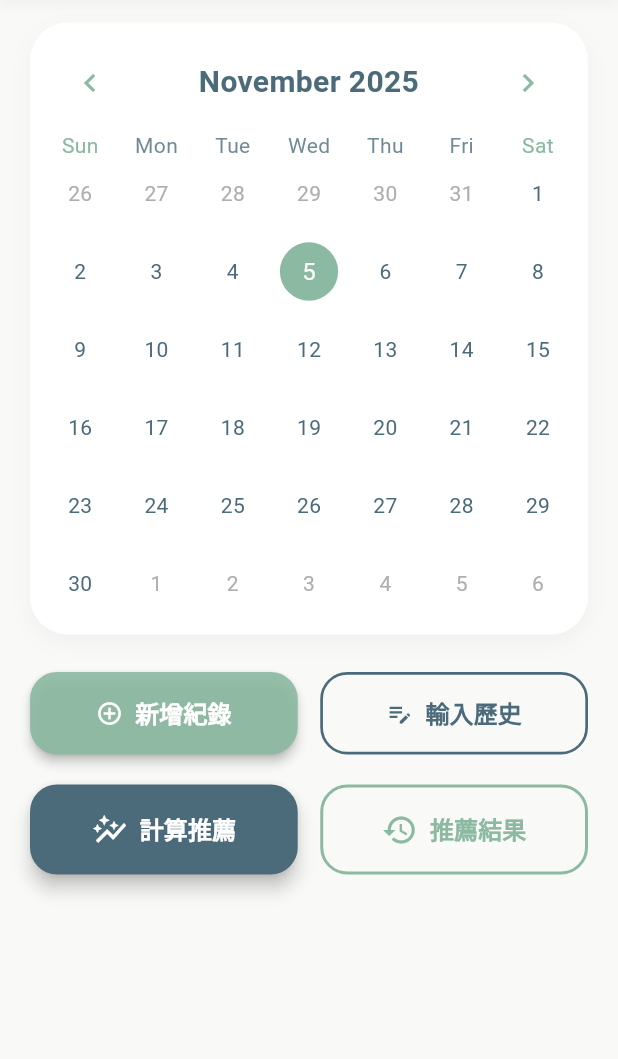
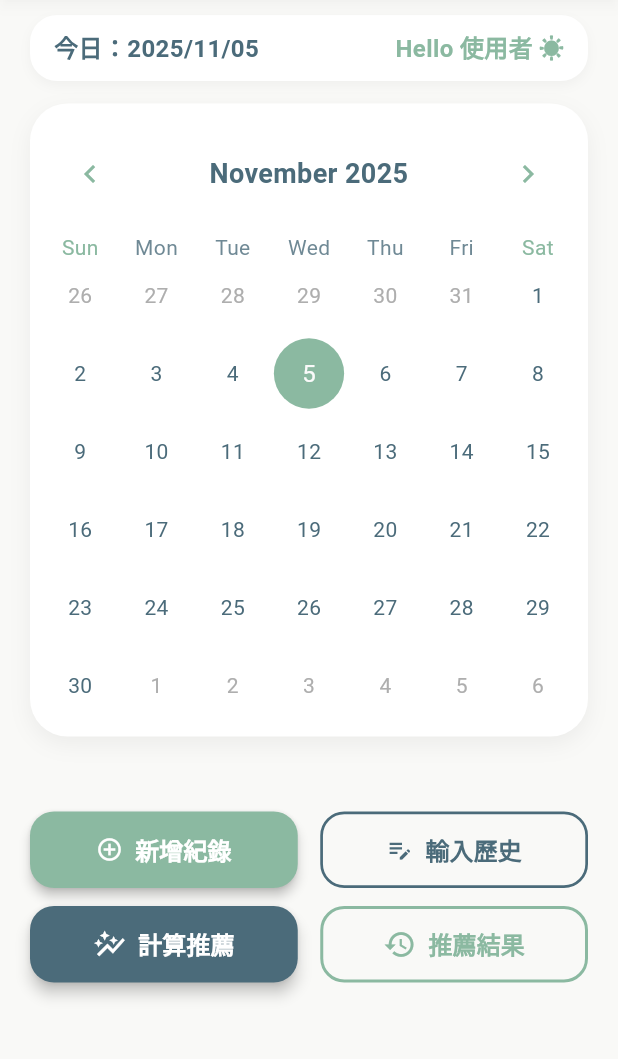
Before and after one commit to ABCDEFGHIJenny/wakemate_flutter, a Flutter app: the HomePage screen opened directly with empty values, on a phone screen of 412 x 824 dp, the part 84-1143 px from its top. Run offline on Flutter 3.47's test engine with Material 3 defaults, Android fonts, the phone set to English and light mode, and no system bars; drawn by our look-alikes of table_calendar; our stand-ins replace shared_preferences; accounts and stored records are empty.

Commit message:
主畫面調整

```diff
--- a/lib/screens/home_page.dart
+++ b/lib/screens/home_page.dart
@@ -31,7 +31,6 @@ class _HomePageState extends State<HomePage> {
   late DateTime _selectedDate;
   late DateTime _focusedDate;
 
-  // 柔和療癒色系
   final Color _primaryColor = const Color(0xFF4B6B7A); // 深灰藍
   final Color _accentColor = const Color(0xFF8BB9A1); // 柔綠藍
   final Color _bgLight = const Color(0xFFF9F9F7); // 米白
@@ -44,6 +43,7 @@ class _HomePageState extends State<HomePage> {
     _focusedDate = DateTime.now();
   }
 
+  // --- 您的所有後台邏輯 (保持不變) ---
   Future<void> _navigateToRecommendationHistoryPage() async {
     final prefs = await SharedPreferences.getInstance();
     final String? jsonData = prefs.getString('caffeine_recommendations');
@@ -189,9 +189,12 @@ class _HomePageState extends State<HomePage> {
       onTap: onTap,
     );
   }
+  // --- 邏輯結束 ---
 
   @override
   Widget build(BuildContext context) {
+    final String today = DateFormat('yyyy/MM/dd').format(DateTime.now());
+
     return Scaffold(
       backgroundColor: _bgLight,
       drawer: CustomDrawer(
@@ -220,18 +223,67 @@ class _HomePageState extends State<HomePage> {
               ),
         ),
       ),
-      body: SingleChildScrollView(
-        padding: const EdgeInsets.fromLTRB(20, 15, 20, 40),
+      body: Padding(
+        padding: const EdgeInsets.fromLTRB(20, 10, 20, 20),
         child: Column(
+          // ⚠️ 修正 #1：移除了 mainAxisAlignment: MainAxisAlignment.spaceBetween
+          // 讓內容從頂部開始自然排列
           children: [
-            // 柔和卡片日曆
+            // Header 區：日期 + 歡迎語 (保持不變)
             Container(
+              width: double.infinity,
+              padding: const EdgeInsets.symmetric(vertical: 10, horizontal: 16),
+              decoration: BoxDecoration(
+                color: Colors.white,
+                borderRadius: BorderRadius.circular(18),
+                boxShadow: [
+                  BoxShadow(
+                    color: Colors.grey.withOpacity(0.1),
+                    blurRadius: 6,
+                    offset: const Offset(0, 3),
+                  ),
+                ],
+              ),
+              child: Row(
+                mainAxisAlignment: MainAxisAlignment.spaceBetween,
+                children: [
+                  Text(
+                    "今日：$today",
+                    style: TextStyle(
+                      color: _primaryColor,
+                      fontSize: 16,
+                      fontWeight: FontWeight.w600,
+                    ),
+                  ),
+                  Text(
+                    "Hello ${widget.userName.isNotEmpty ? widget.userName : '使用者'} ☀️",
+                    style: TextStyle(
+                      color: _accentColor,
+                      fontSize: 16,
+                      fontWeight: FontWeight.w600,
+                    ),
+                  ),
+                ],
+              ),
+            ),
+
+            // 📌 新增：固定的間距
+            const SizedBox(height: 15),
+
+            // 日曆卡 (保持不變)
+            Flexible(
+              // 修正 #2：移除 flex: 5。
+              // 由於這是 Column 中唯一的 Flexible 元件，它會自動填滿所有剩餘空間
+              // flex: 1, (或直接移除 flex 屬性)
+              child: Container(
+                // 修正 #3：移除了 margin，改用SizedBox控制
+                // margin: const EdgeInsets.only(top: 10, bottom: 10),
                 decoration: BoxDecoration(
                   color: _cardColor,
                   borderRadius: BorderRadius.circular(25),
                   boxShadow: [
                     BoxShadow(
-                    color: Colors.grey.withOpacity(0.1),
+                      color: Colors.grey.withOpacity(0.15),
                       blurRadius: 12,
                       offset: const Offset(0, 5),
                     ),
@@ -239,6 +291,7 @@ class _HomePageState extends State<HomePage> {
                 ),
                 padding: const EdgeInsets.all(8),
                 child: TableCalendar(
+                  // --- 日曆內容保持不變 ---
                   firstDay: DateTime.utc(2000, 1, 1),
                   lastDay: DateTime.utc(2100, 12, 31),
                   focusedDay: _focusedDate,
@@ -250,6 +303,7 @@ class _HomePageState extends State<HomePage> {
                     });
                   },
                   calendarStyle: CalendarStyle(
+                    cellMargin: const EdgeInsets.all(2.0),
                     selectedDecoration: BoxDecoration(
                       color: _accentColor,
                       shape: BoxShape.circle,
@@ -264,9 +318,10 @@ class _HomePageState extends State<HomePage> {
                   headerStyle: HeaderStyle(
                     formatButtonVisible: false,
                     titleCentered: true,
+                    headerPadding: const EdgeInsets.symmetric(vertical: 15.0),
                     titleTextStyle: TextStyle(
                       color: _primaryColor,
-                    fontSize: 20,
+                      fontSize: 18,
                       fontWeight: FontWeight.bold,
                     ),
                     leftChevronIcon: Icon(
@@ -286,21 +341,26 @@ class _HomePageState extends State<HomePage> {
                   ),
                 ),
               ),
-            const SizedBox(height: 25),
+            ),
 
-            // 按鈕區塊
+            // 新增：固定的間距
+            const SizedBox(height: 50),
+
+            // 下方按鈕群組
             Column(
+              // ⚠️ 修正 #5：移除了 mainAxisAlignment: MainAxisAlignment.spaceEvenly
               children: [
                 Row(
+                  // --- 按鈕 1 (新增紀錄) ---
                   children: [
                     Expanded(
                       child: ElevatedButton.icon(
                         style: ElevatedButton.styleFrom(
-                          backgroundColor: _accentColor.withOpacity(0.9),
+                          backgroundColor: _accentColor,
                           foregroundColor: Colors.white,
-                          padding: const EdgeInsets.symmetric(vertical: 16),
+                          padding: const EdgeInsets.symmetric(vertical: 14),
                           shape: RoundedRectangleBorder(
-                            borderRadius: BorderRadius.circular(18),
+                            borderRadius: BorderRadius.circular(16),
                           ),
                           elevation: 3,
                         ),
@@ -316,14 +376,15 @@ class _HomePageState extends State<HomePage> {
                       ),
                     ),
                     const SizedBox(width: 15),
+                    // --- 按鈕 2 (輸入歷史) ---
                     Expanded(
                       child: OutlinedButton.icon(
                         style: OutlinedButton.styleFrom(
                           foregroundColor: _primaryColor,
                           side: BorderSide(color: _primaryColor, width: 1.8),
-                          padding: const EdgeInsets.symmetric(vertical: 16),
+                          padding: const EdgeInsets.symmetric(vertical: 14),
                           shape: RoundedRectangleBorder(
-                            borderRadius: BorderRadius.circular(18),
+                            borderRadius: BorderRadius.circular(16),
                           ),
                         ),
                         onPressed: _navigateToUserInputHistoryPage,
@@ -339,19 +400,23 @@ class _HomePageState extends State<HomePage> {
                     ),
                   ],
                 ),
-                const SizedBox(height: 20),
+
+                // 📌 新增：固定的間距
+                const SizedBox(height: 12),
+
                 Row(
                   children: [
+                    // --- 按鈕 3 (計算推薦) ---
                     Expanded(
                       child: ElevatedButton.icon(
                         style: ElevatedButton.styleFrom(
                           backgroundColor: _primaryColor,
                           foregroundColor: Colors.white,
-                          padding: const EdgeInsets.symmetric(vertical: 18),
+                          padding: const EdgeInsets.symmetric(vertical: 14),
                           shape: RoundedRectangleBorder(
-                            borderRadius: BorderRadius.circular(18),
+                            borderRadius: BorderRadius.circular(16),
                           ),
-                          elevation: 5,
+                          elevation: 4,
                         ),
                         onPressed: () {
                           Navigator.push(
@@ -365,7 +430,7 @@ class _HomePageState extends State<HomePage> {
                             ),
                           );
                         },
-                        icon: const Icon(Icons.auto_graph, size: 24),
+                        icon: const Icon(Icons.auto_graph, size: 22),
                         label: const Text(
                           '計算推薦',
                           style: TextStyle(
@@ -376,18 +441,19 @@ class _HomePageState extends State<HomePage> {
                       ),
                     ),
                     const SizedBox(width: 15),
+                    // --- 按鈕 4 (推薦結果) ---
                     Expanded(
                       child: OutlinedButton.icon(
                         style: OutlinedButton.styleFrom(
                           foregroundColor: _accentColor,
                           side: BorderSide(color: _accentColor, width: 2),
-                          padding: const EdgeInsets.symmetric(vertical: 18),
+                          padding: const EdgeInsets.symmetric(vertical: 14),
                           shape: RoundedRectangleBorder(
-                            borderRadius: BorderRadius.circular(18),
+                            borderRadius: BorderRadius.circular(16),
                           ),
                         ),
                         onPressed: _navigateToRecommendationHistoryPage,
-                        icon: const Icon(Icons.history, size: 24),
+                        icon: const Icon(Icons.history, size: 22),
                         label: const Text(
                           '推薦結果',
                           style: TextStyle(
```
Lines whose indentation alone changed are shown as unchanged.
